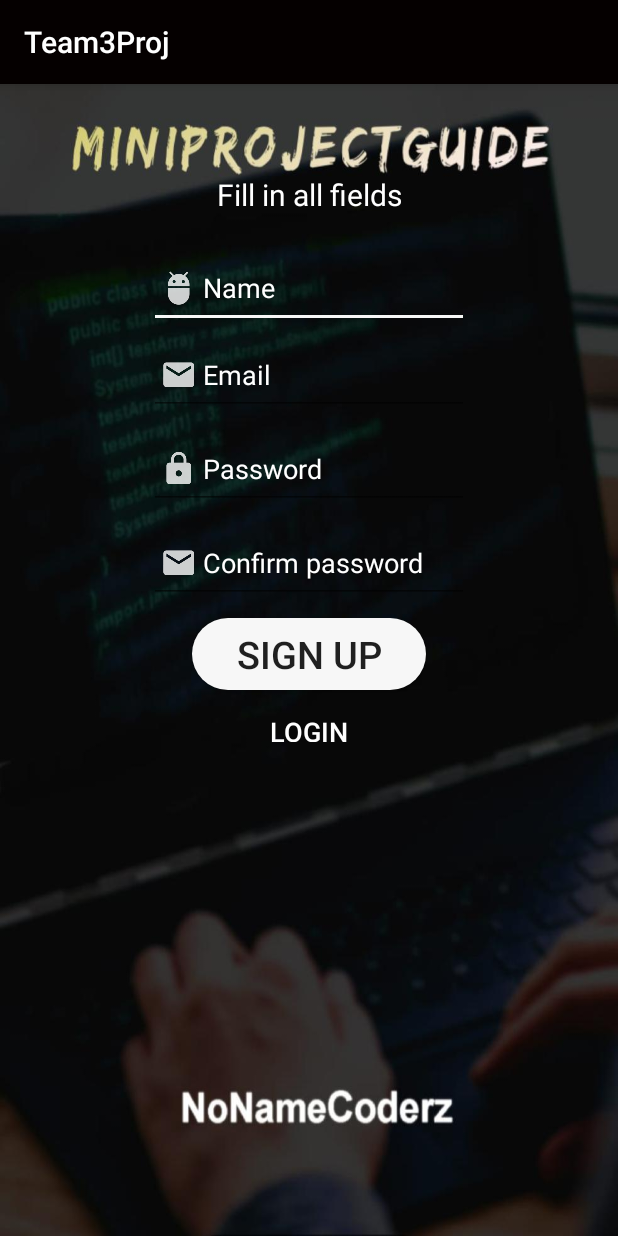
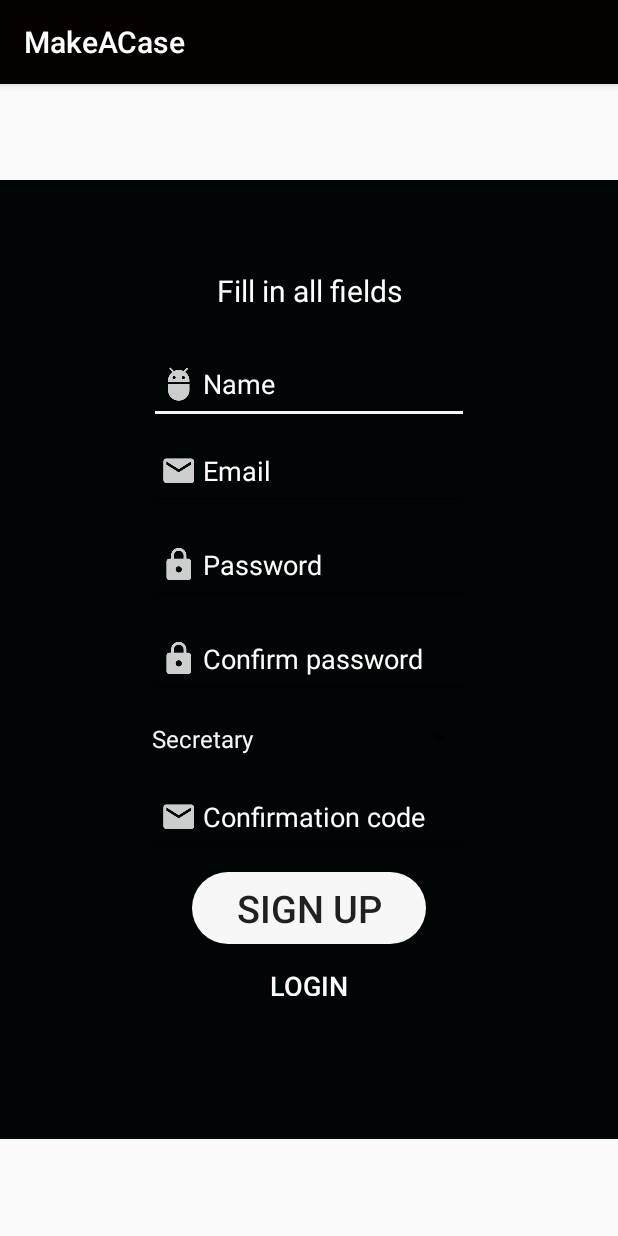
Before and after one commit to croberts4055/CMP408_Team2, an Android app: the screen it shows after launch (SignUpActivity), on a phone screen of 412 x 824 dp. Run offline under Robolectric (Android 15) with nearby library versions, the phone set to English and light mode, and no system bars; our stand-ins replace Firebase (no records; nobody signed in at launch, a user with empty details on screens opened directly).

```diff
--- a/android/app/src/main/java/com/example/abrahamlaragranados/team3proj/SignUpActivity.java
+++ b/android/app/src/main/java/com/example/abrahamlaragranados/team3proj/SignUpActivity.java
@@ -1,13 +1,13 @@
 package com.example.abrahamlaragranados.team3proj;
 
 import android.content.Intent;
-import android.graphics.Color;
+import android.os.Bundle;
 import android.support.annotation.NonNull;
 import android.support.v7.app.AppCompatActivity;
-import android.os.Bundle;
 import android.view.View;
-import android.widget.Button;
+import android.widget.ArrayAdapter;
 import android.widget.EditText;
+import android.widget.Spinner;
 import android.widget.TextView;
 
 import com.google.android.gms.tasks.OnFailureListener;
@@ -25,7 +25,8 @@ public class SignUpActivity extends AppCompatActivity {
     private FirebaseDatabase database;
 
     private TextView message;
-    private EditText name, email, password, confPassword;
+    private EditText name, email, password, confPassword, confirmation;
+    private Spinner spinner;
 
     @Override
     protected void onStart() {
@@ -48,6 +49,12 @@ public class SignUpActivity extends AppCompatActivity {
         email           = (EditText) findViewById(R.id.email);
         password        = (EditText) findViewById(R.id.password);
         confPassword    = (EditText) findViewById(R.id.confPassword);
+        confirmation    = findViewById(R.id.confirmation);
+        spinner        = findViewById(R.id.user_role);
+        ArrayAdapter<CharSequence> adapter = ArrayAdapter.createFromResource(this,
+                R.array.user_roles, R.layout.spinner_item);
+        adapter.setDropDownViewResource(android.R.layout.simple_spinner_item);
+        spinner.setAdapter(adapter);
     }
 
     public void signup(View view) {
@@ -66,17 +73,52 @@ public class SignUpActivity extends AppCompatActivity {
             return;
         }
 
+        if(spinner.getSelectedItem().toString().equals(getResources().getString(R.string.Secretary))){
+            //lets confirm the sign up for the secretary
+            if(confirmation.getText().toString().equals(getResources().getString(R.string.secretarycode))){
+                message.setText("Keygen Confim for Secretary");
+                authenticateUser("Secretary");
+            }
+        }else if(spinner.getSelectedItem().toString().equals(getResources().getString(R.string.Clerk))){
+            if(confirmation.getText().toString().equals(getResources().getString(R.string.clerkcode))){
+                message.setText("Keygen Confim for Clerk");
+                authenticateUser("Clerk");
+            }
+        }else if(spinner.getSelectedItem().toString().equals(getResources().getString(R.string.Owner))){
+            if(confirmation.getText().toString().equals(getResources().getString(R.string.ownercode))){
+                message.setText("Keygen Confim for Owner");
+                authenticateUser("Owner");
+            }
+        }else if(spinner.getSelectedItem().toString().equals(getResources().getString(R.string.Ceo))){
+            if(confirmation.getText().toString().equals(getResources().getString(R.string.ceocode))){
+                message.setText("Keygen Confim for Ceo");
+                authenticateUser("Ceo");
+            }
+        }else if(spinner.getSelectedItem().toString().equals(getResources().getString(R.string.Lawyer))){
+            if(confirmation.getText().toString().equals(getResources().getString(R.string.lawyercode))){
+                message.setText("Keygen Confim for Lawyer");
+                authenticateUser("Lawyer");
+            }
+        }
+
+    }
+
+
+    public void authenticateUser(final String role)
+    {
         mAuth.createUserWithEmailAndPassword(email.getText().toString(), password.getText().toString()).addOnSuccessListener(new OnSuccessListener<AuthResult>() {
             @Override
             public void onSuccess(AuthResult authResult) {
 
                 database.getReference().child("Users").child(authResult.getUser().getUid())
-                    .setValue(new User(email.getText().toString(), name.getText().toString()))
+                        .setValue(new User(email.getText().toString(), name.getText().toString(), role))
                         .addOnSuccessListener(new OnSuccessListener<Void>() {
                             @Override
                             public void onSuccess(Void aVoid) {
                                 message.setText("Successfully registered.");
                                 mAuth.signOut();
+                                Intent intent = new Intent(SignUpActivity.this, LoginActivity.class);
+                                startActivity(intent);
                             }
                         })
                         .addOnFailureListener(new OnFailureListener() {
--- a/android/app/src/main/res/layout/activity_sign_up.xml
+++ b/android/app/src/main/res/layout/activity_sign_up.xml
@@ -1,12 +1,16 @@
 <?xml version="1.0" encoding="utf-8"?>
-<LinearLayout xmlns:android="http://schemas.android.com/apk/res/android"
+<ScrollView xmlns:android="http://schemas.android.com/apk/res/android"
     xmlns:app="http://schemas.android.com/apk/res-auto"
     xmlns:tools="http://schemas.android.com/tools"
-    android:layout_width="wrap_content"
+    android:layout_height="match_parent"
+    android:layout_width="match_parent"
+     >
+<LinearLayout
+    android:layout_width="match_parent"
     android:layout_height="wrap_content"
-    android:background="@drawable/nonamecoderssignup"
     android:orientation="vertical"
     android:layout_gravity="center"
+    android:background="@color/colorPrimaryDark"
     tools:context=".SignUpActivity">
 
     <TextView
@@ -69,9 +73,37 @@
         android:layout_height="wrap_content"
         android:layout_gravity="center"
         android:layout_marginBottom="10dp"
+        android:drawableLeft="@drawable/password"
+        android:ems="10"
+        android:hint="Confirm password"
+        android:inputType="textPassword"
+        android:textColor="@android:color/white"
+        android:textColorHint="@color/common_google_signin_btn_text_dark_default"
+        android:textColorLink="@android:color/transparent" />
+
+    <Spinner
+        android:id="@+id/user_role"
+        android:drawableLeft="@drawable/email"
+        android:hint="User Role"
+        android:layout_gravity="center"
+        android:layout_marginBottom="10dp"
+        android:ems="10"
+        android:layout_width="220dp"
+        android:layout_height="wrap_content"
+        android:textColor="@android:color/white"
+        android:textColorHint="@color/common_google_signin_btn_text_dark_default"
+        android:textColorLink="@android:color/transparent">
+
+    </Spinner>
+    <EditText
+        android:id="@+id/confirmation"
+        android:layout_width="wrap_content"
+        android:layout_height="wrap_content"
+        android:layout_gravity="center"
+        android:layout_marginBottom="10dp"
         android:drawableLeft="@drawable/email"
         android:ems="10"
-        android:hint="Confirm password"
+        android:hint="Confirmation code"
         android:inputType="textPassword"
         android:textColor="@android:color/white"
         android:textColorHint="@color/common_google_signin_btn_text_dark_default"
@@ -103,3 +135,4 @@
         tools:ignore="OnClick" />
 
 </LinearLayout>
+</ScrollView>
--- /dev/null
+++ b/android/app/src/main/res/layout/spinner_item.xml
@@ -0,0 +1,10 @@
+<?xml version="1.0" encoding="utf-8"?>
+    <TextView
+        xmlns:android="http://schemas.android.com/apk/res/android"
+        android:layout_width="match_parent"
+        android:layout_height="wrap_content"
+        android:textSize="16sp"
+        android:gravity="left"
+        android:textColor="@color/colorAccent"
+        android:padding="5dip"
+        />
--- a/android/app/src/main/res/values/strings.xml
+++ b/android/app/src/main/res/values/strings.xml
@@ -1,5 +1,5 @@
 <resources>
-    <string name="app_name">Team3Proj</string>
+    <string name="app_name">MakeACase</string>
     <string name="miniprojectname">Miniprojectname</string>
     <string name="action_settings">Signup</string>
     <string name="a_settings">signup</string>
@@ -8,5 +8,22 @@
     <string name="dialog_title">Project Link</string>
     <string name="right">Yes</string>
 
+    <array name="user_roles">
+        <item>Secretary</item>
+        <item>Lawyer</item>
+        <item>Clerk</item>
+        <item>Ceo</item>
+        <item>Owner</item>
+    </array>
+  <string name="Secretary">Secretary</string>
+  <string name="Lawyer">Lawyer</string>
+  <string name="Ceo">Ceo</string>
+  <string name="Clerk">Clerk</string>
+  <string name="Owner">Owner</string>
 
+    <string name="secretarycode">MakeACaseSecretary2018</string>
+    <string name="lawyercode">MakeACaseLawyer2018</string>
+    <string name="clerkcode">MakeACaseClerk2018</string>
+    <string name="ceocode">MakeACaseCeo2018</string>
+    <string name="ownercode">MakeACaseOwner2018</string>
 </resources>
```
Also changed, not shown: android/app/src/main/java/com/example/abrahamlaragranados/team3proj/User.java (+10 -1 lines), 1 other file. Lines whose indentation alone changed are shown as unchanged.
